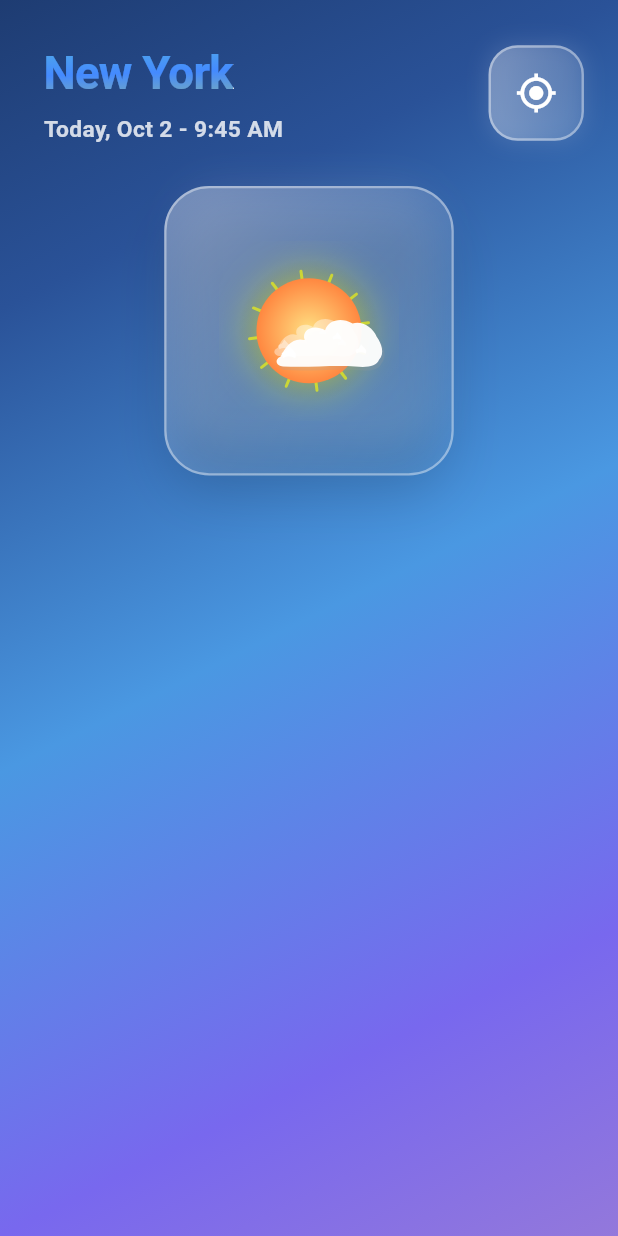
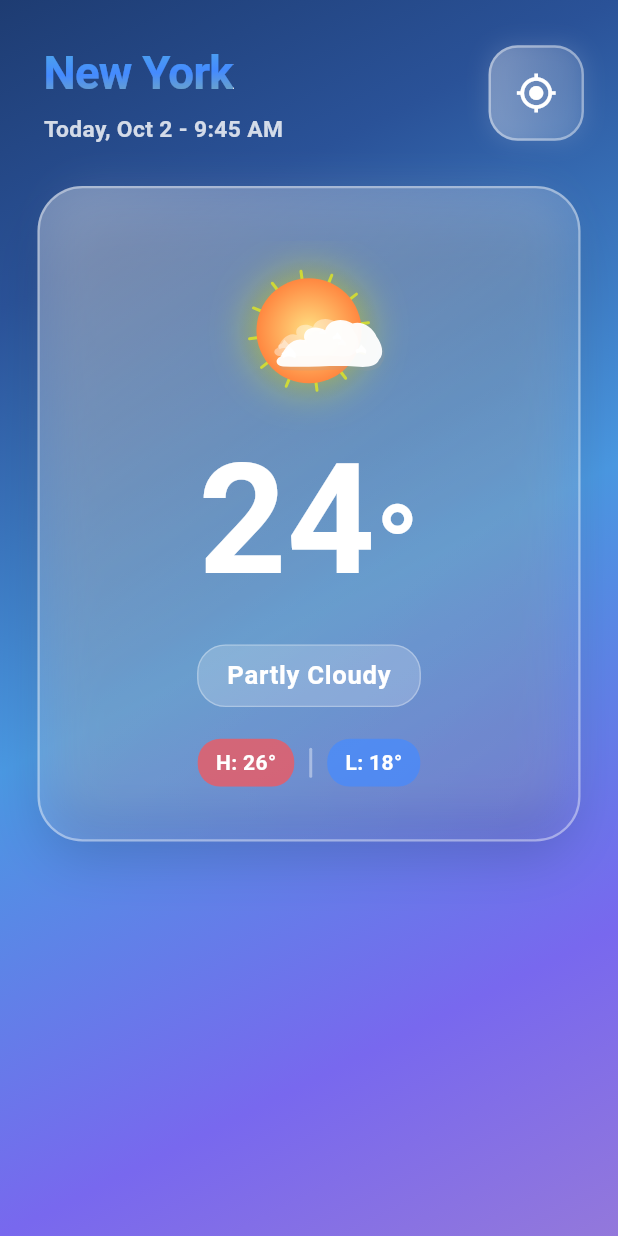
Before and after one commit to toyotarou/test_animated_weather_app, a Flutter app: the screen it shows after launch, on a phone screen of 412 x 824 dp. Run offline on Flutter 3.47's test engine with Material 3 defaults, Android fonts, the phone set to English and light mode, and no system bars.

Commit message:
commit 005 temperatur

```diff
--- a/lib/screens/home_screen.dart
+++ b/lib/screens/home_screen.dart
@@ -408,6 +408,98 @@ class _HomeScreenState extends State<HomeScreen> with TickerProviderStateMixin {
                               );
                             },
                           ),
+
+                          SizedBox(height: 25),
+
+                          AnimatedBuilder(
+                            animation: _pulseAnimation,
+                            builder: (context, child) {
+                              return Transform.scale(
+                                scale: _pulseAnimation.value,
+                                child: Row(
+                                  mainAxisAlignment: MainAxisAlignment.center,
+                                  crossAxisAlignment: CrossAxisAlignment.start,
+                                  children: [
+                                    Text(
+                                      '24',
+                                      style: TextStyle(
+                                        color: Colors.white,
+                                        fontSize: 95,
+                                        fontWeight: FontWeight.bold,
+                                        height: 0.9,
+                                      ),
+                                    ),
+
+                                    Padding(
+                                      padding: EdgeInsets.only(top: 8),
+                                      child: Text(
+                                        '°',
+
+                                        style: TextStyle(
+                                          color: Colors.white,
+                                          fontSize: 70,
+                                          fontWeight: FontWeight.bold,
+                                        ),
+                                      ),
+                                    ),
+                                  ],
+                                ),
+                              );
+                            },
+                          ),
+
+                          SizedBox(height: 15),
+
+                          AnimatedBuilder(
+                            animation: _breathAnimation,
+                            builder: (context, child) {
+                              return Transform.scale(
+                                scale: _breathAnimation.value,
+                                child: Container(
+                                  padding: EdgeInsets.symmetric(vertical: 8, horizontal: 20),
+
+                                  decoration: BoxDecoration(
+                                    color: Colors.white.withValues(alpha: 0.2),
+                                    borderRadius: BorderRadius.circular(20),
+                                    border: Border.all(color: Colors.white.withValues(alpha: 0.3), width: 1),
+                                  ),
+
+                                  child: Text(
+                                    'Partly Cloudy',
+
+                                    style: TextStyle(
+                                      color: Colors.white,
+                                      fontSize: 18,
+                                      fontWeight: FontWeight.bold,
+
+                                      letterSpacing: 0.5,
+                                    ),
+                                  ),
+                                ),
+                              );
+                            },
+                          ),
+
+                          SizedBox(height: 20),
+
+                          Row(
+                            mainAxisAlignment: MainAxisAlignment.center,
+                            children: [
+                              _buildTempItem("H: 26°", Colors.redAccent.withValues(alpha: 0.7)),
+
+                              Container(
+                                width: 2,
+                                height: 20,
+                                margin: EdgeInsets.symmetric(horizontal: 10),
+                                decoration: BoxDecoration(
+                                  color: Colors.white.withValues(alpha: 0.4),
+                                  borderRadius: BorderRadius.circular(1),
+                                ),
+                              ),
+
+                              _buildTempItem("L: 18°", Colors.blueAccent.withValues(alpha: 0.7)),
+                            ],
+                          ),
                         ],
                       ),
                     ),
@@ -418,6 +510,19 @@ class _HomeScreenState extends State<HomeScreen> with TickerProviderStateMixin {
           ),
         );
       },
+    );
+  }
+
+  ///
+  _buildTempItem(String temp, Color color) {
+    return Container(
+      padding: EdgeInsets.symmetric(vertical: 6, horizontal: 12),
+      decoration: BoxDecoration(color: color, borderRadius: BorderRadius.circular(15)),
+
+      child: Text(
+        temp,
+        style: TextStyle(color: Colors.white, fontWeight: FontWeight.bold),
+      ),
     );
   }
 }
```
